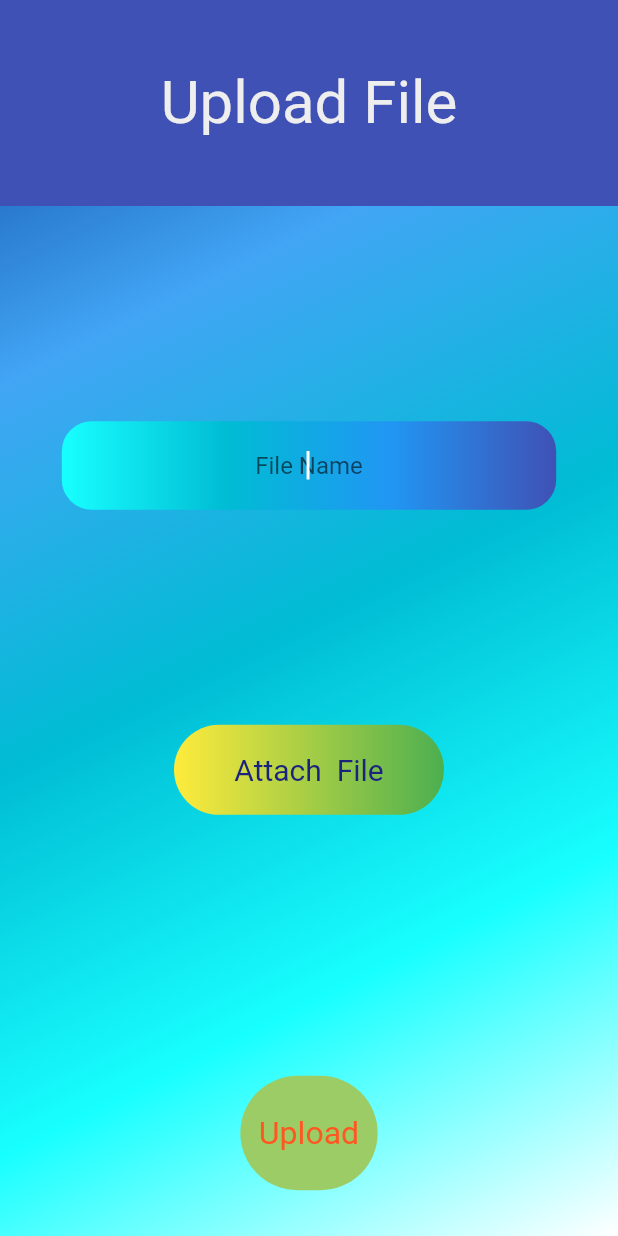
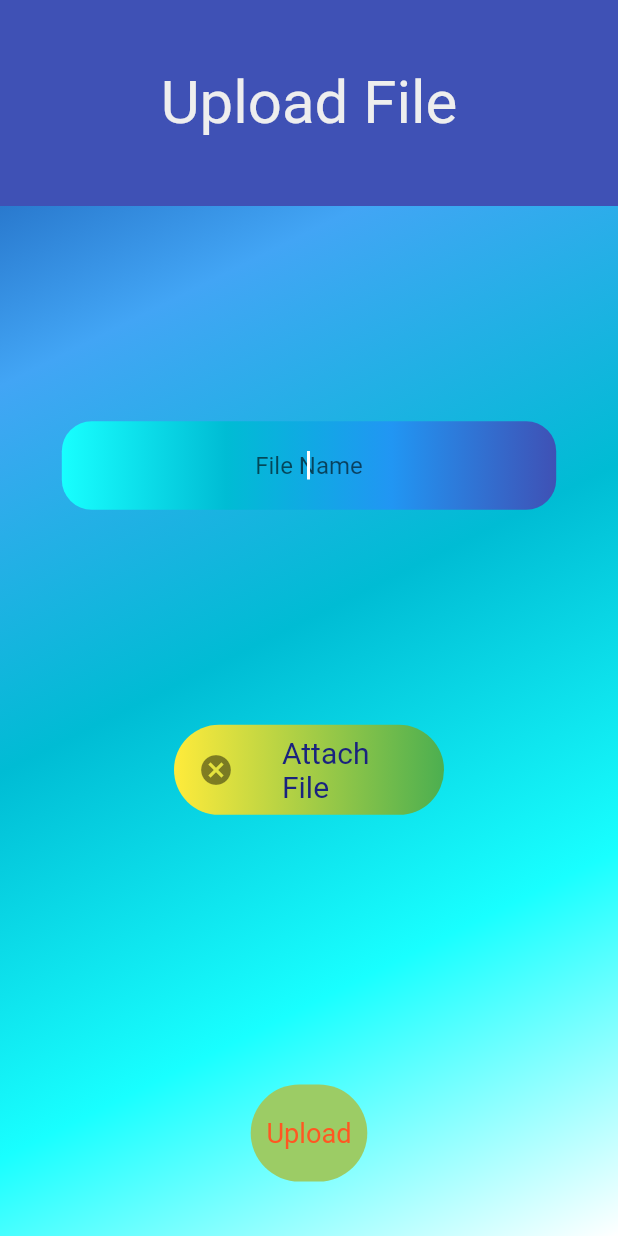
Before and after one commit to Samyak2406/Document-sharing-application, a Flutter app: what popUpScreen() shows on an empty page, opened directly, after a tap on an icon or button, on a phone screen of 412 x 824 dp. Run offline on Flutter 3.47's test engine with Material 2 defaults, Android fonts, the phone set to English and light mode, and no system bars; our stand-ins replace cloud_firestore, file_picker, firebase_auth, firebase_storage, fluttertoast, google_sign_in and 1 more; accounts and stored records are empty.

Commit message:
Text controller bug fixed.

```diff
--- a/lib/Screens/documentScreen.dart
+++ b/lib/Screens/documentScreen.dart
@@ -21,17 +21,22 @@ class _documentScreenState extends State<documentScreen> {
 
   RefreshController _refreshController =
       RefreshController(initialRefresh: false);
-
+  @override
+  void initState() {
+    super.initState();
+    text=null;
+    file=null;
+  }
   @override
   Widget build(BuildContext context) {
     return Scaffold(
       appBar: AppBar(
         title: FittedBox(child: Text('docs_Helper-$IDoFRoomStorage')),
-        backgroundColor: Colors.indigo.shade400,
+        backgroundColor: Colors.grey.shade900,
       ),
       drawer: documentScreenDrawer(),
       floatingActionButton: FloatingActionButton(
-        backgroundColor: Colors.indigoAccent,
+        backgroundColor: Colors.grey.shade900,
         child: Icon(Icons.add),
         onPressed: () {
           showModalBottomSheet(
@@ -45,16 +50,7 @@ class _documentScreenState extends State<documentScreen> {
           width: double.infinity,
           height: double.infinity,
           decoration: BoxDecoration(
-            gradient: LinearGradient(
-              begin: Alignment.topLeft,
-              end: Alignment.bottomRight,
-              colors: [
-                Colors.cyan.shade800,
-                Colors.cyan.shade600,
-                Colors.cyan.shade400,
-                Colors.lightGreen.shade300
-              ],
-            ),
+          color: Colors.grey.shade300,
           ),
           child: listview(data, () async {
             //Callback function
@@ -62,9 +58,6 @@ class _documentScreenState extends State<documentScreen> {
             _refreshController.refreshCompleted();
             await Provider.of<myStorage>(context, listen: false)
                 .getPackets(IDoFRoomStorage);
-//            for (var i in data) {
-//              print('data is $i');
-//            }
             setState(() {
               data;
             });
@@ -112,15 +105,7 @@ class listview extends StatelessWidget {
                           topLeft: Radius.circular(10),
                           bottomLeft: Radius.circular(20),
                           bottomRight: Radius.circular(30)),
-                      gradient: LinearGradient(
-                          begin: Alignment.bottomRight,
-                          end: Alignment.topLeft,
-                          colors: [
-                            Colors.grey.shade400,
-                            Colors.grey.shade50,
-                            Colors.grey.shade200,
-                            Colors.grey.shade600
-                          ]),
+                          color: Colors.grey.shade800,
                     ),
                     child: Center(
                       child: FittedBox(
@@ -128,7 +113,7 @@ class listview extends StatelessWidget {
                           data[index].Filename.toString(),
                           overflow: TextOverflow.fade,
                           style: TextStyle(
-                            color: Colors.black87,
+                            color: Colors.white,
                             fontSize: 20,
                           ),
                         ),
@@ -144,8 +129,26 @@ class listview extends StatelessWidget {
     );
   }
 }
+final textController=TextEditingController();
+class popUpScreen extends StatefulWidget {
+  @override
+  _popUpScreenState createState() => _popUpScreenState();
+}
 
-class popUpScreen extends StatelessWidget {
+class _popUpScreenState extends State<popUpScreen> {
+  @override
+  void initState() {
+    super.initState();
+    if(text!=null){
+      textController.value=TextEditingValue(text: text);
+    }
+  }
+  void getText(){
+    if(text!=null){
+      print("we are HHHrer--- $text");
+      textController.value=TextEditingValue(text: text);
+    }
+  }
   @override
   Widget build(BuildContext context) {
     return Container(
@@ -199,6 +202,7 @@ class popUpScreen extends StatelessWidget {
                           borderRadius: BorderRadius.all(Radius.circular(20)),
                         ),
                         child: TextField(
+                          controller: textController,
                           decoration: InputDecoration(
                             hintText: "File Name",
                             border:
@@ -229,14 +233,24 @@ class popUpScreen extends StatelessWidget {
                         try{
                           file=await getPdf(IDoFRoomStorage);
                         }catch(e){}
+                        finally{
+                          getText();
+                          setState(() {
+                            file;
+                            text=null;
+                          });
+                        }
                       },
                       child: FittedBox(
                         child: Container(
                           child: Center(
-                            child: Text(
-                              '   Attach  File   ',
+                            child: ListTile(
+                              leading: file==null?Icon(Icons.cancel):Icon(Icons.check),
+                              title: Text(
+                                'Attach  File',
                                 style: TextStyle(
                                     fontSize: 20, color: Colors.indigo.shade900),
+                              ),
                             ),
                           ),
                           height: 60,
@@ -275,6 +289,8 @@ class popUpScreen extends StatelessWidget {
                           Fluttertoast.showToast(msg: 'Please select a file first');
                         }
                       },
+                      child: Padding(
+                        padding: const EdgeInsets.all(8.0),
                         child: Container(
                           child: Center(
                             child: FittedBox(
@@ -299,6 +315,7 @@ class popUpScreen extends StatelessWidget {
                 ),
               ),
             ),
+          ),
         ],
       ),
     );
```
Lines whose indentation alone changed are shown as unchanged.
